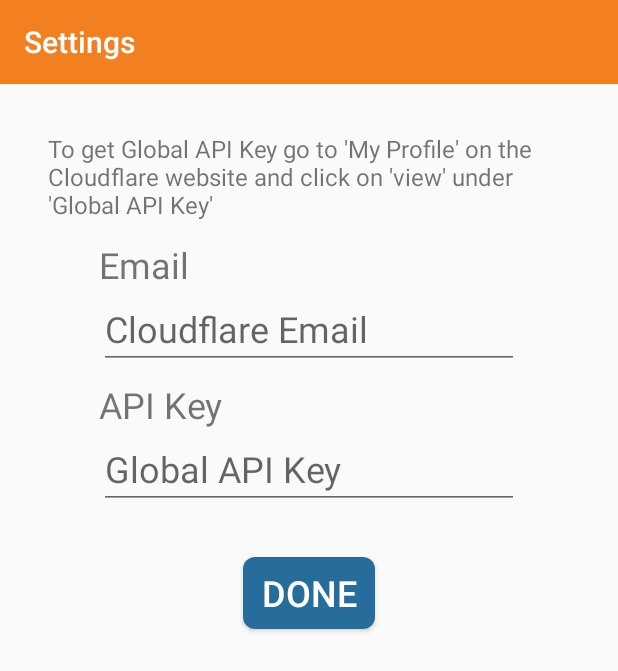
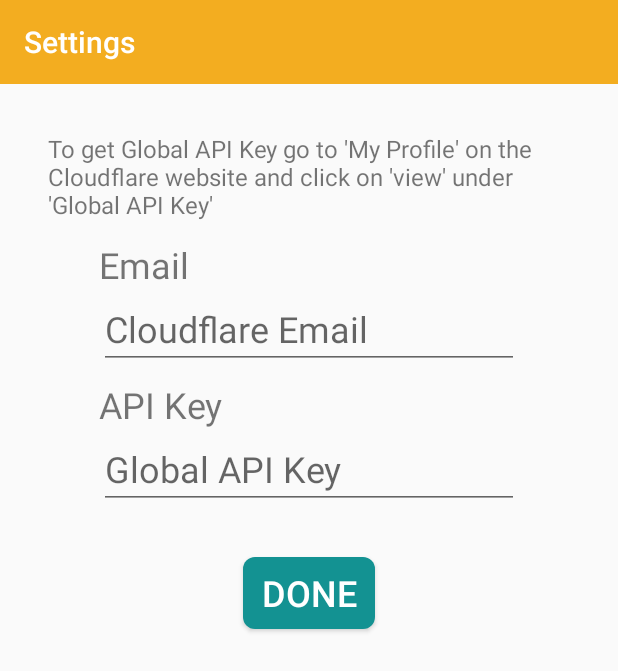
Before and after one commit to jtsalva/cloudmare, an Android app: the screen it shows after launch (AppSettingsActivity), on a phone screen of 412 x 824 dp. Shown: the top 671 px of the screen. Run offline under Robolectric (Android 15) with nearby library versions, the phone set to English and light mode, and no system bars; pictures from the network do not load; 4 statements that could not run were skipped.

Commit message:
update app theme colours

```diff
--- a/app/src/main/res/values/colors.xml
+++ b/app/src/main/res/values/colors.xml
@@ -1,8 +1,8 @@
 <?xml version="1.0" encoding="utf-8"?>
 <resources>
-    <color name="colorPrimary">#F38020</color>
-    <color name="colorPrimaryDark">#F38020</color>
-    <color name="colorBlue">#276d9b</color>
+    <color name="colorPrimary">#f3ad20</color>
+    <color name="colorPrimaryDark">#f3ad20</color>
+    <color name="colorBlue">#139292</color>
     <color name="colorRed">#A01C32</color>
     <color name="colorAccent">#FBAE40</color>
 </resources>
```
